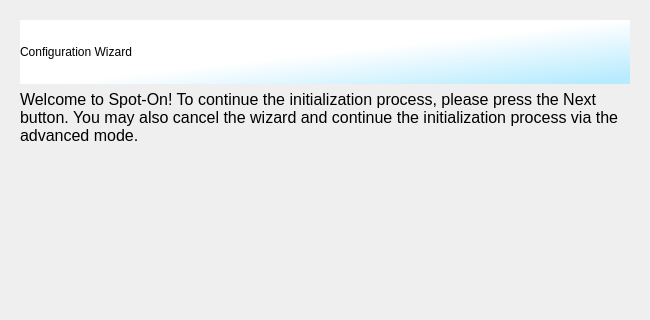
The window that branches/trunk/GoldBug-UI/spot-on-wizard.ui (textbrowser/spot-on) describes before a commit, drawn with Qt 5; both pictures show x 0 to 650 and y 0 to 320 of the 650 by 550 pixel window.
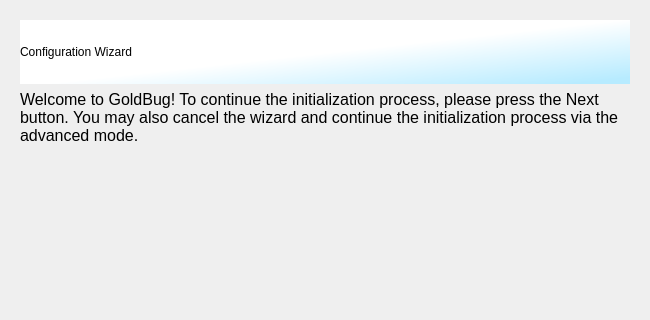
The same window after the commit. Icons and pictures are not drawn.

Commit message: Another GoldBug.

What changed in the file:
```diff
--- a/branches/trunk/GoldBug-UI/spot-on-wizard.ui
+++ b/branches/trunk/GoldBug-UI/spot-on-wizard.ui
@@ -55,7 +55,7 @@
             </font>
            </property>
            <property name="text">
-            <string>&lt;html&gt;&lt;head/&gt;&lt;body&gt;&lt;p&gt;Welcome to Spot-On! To continue the initialization process, please press the Next button. You may also cancel the wizard and continue the initialization process via the advanced mode.&lt;/p&gt;&lt;/body&gt;&lt;/html&gt;</string>
+            <string>&lt;html&gt;&lt;head/&gt;&lt;body&gt;&lt;p&gt;Welcome to GoldBug! To continue the initialization process, please press the Next button. You may also cancel the wizard and continue the initialization process via the advanced mode.&lt;/p&gt;&lt;/body&gt;&lt;/html&gt;</string>
            </property>
            <property name="wordWrap">
             <bool>true</bool>
```
Left out of the diff: 4 changed lines with no effect on the pictures.
